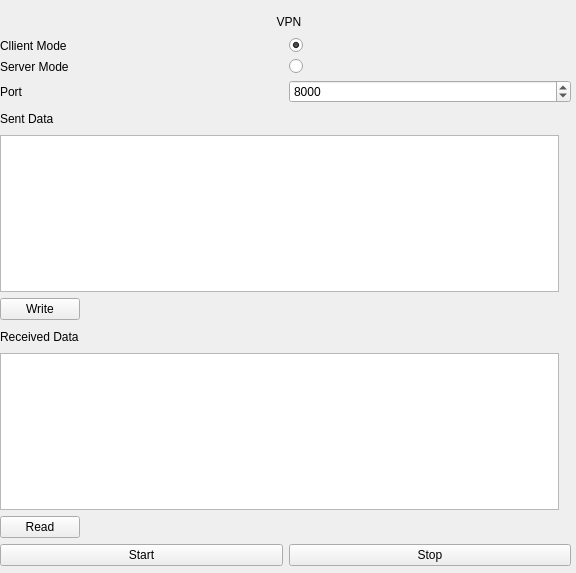
The window that VPN_UI.ui (wellincall/412-Assignment3) describes before a commit, drawn with Qt 5.
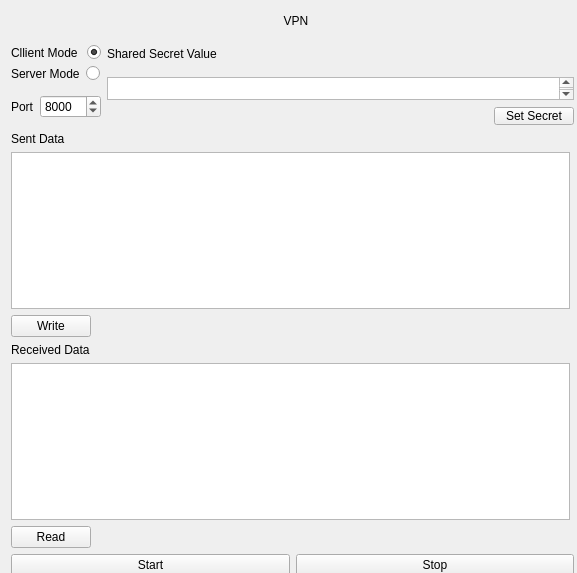
The same window after the commit.

What changed in the file:
```diff
--- a/VPN_UI.ui
+++ b/VPN_UI.ui
@@ -6,7 +6,7 @@
    <rect>
     <x>0</x>
     <y>0</y>
-    <width>576</width>
+    <width>577</width>
     <height>573</height>
    </rect>
   </property>
@@ -16,13 +16,13 @@
   <widget class="QWidget" name="">
    <property name="geometry">
     <rect>
-     <x>0</x>
+     <x>11</x>
      <y>11</y>
-     <width>571</width>
-     <height>555</height>
+     <width>563</width>
+     <height>565</height>
     </rect>
    </property>
-   <layout class="QVBoxLayout" name="verticalLayout">
+   <layout class="QVBoxLayout" name="verticalLayout_6">
     <item>
      <layout class="QHBoxLayout" name="horizontalLayout_3">
       <item>
@@ -61,6 +61,8 @@
      </layout>
     </item>
     <item>
+     <layout class="QHBoxLayout" name="horizontalLayout_9">
+      <item>
      <layout class="QVBoxLayout" name="verticalLayout_3">
       <item>
        <layout class="QVBoxLayout" name="verticalLayout_2">
@@ -129,6 +131,67 @@
      </layout>
     </item>
     <item>
+       <layout class="QVBoxLayout" name="verticalLayout">
+        <item>
+         <widget class="QLabel" name="label_2">
+          <property name="text">
+           <string>Shared Secret Value</string>
+          </property>
+         </widget>
+        </item>
+        <item>
+         <widget class="QTextEdit" name="shared_text">
+          <property name="minimumSize">
+           <size>
+            <width>250</width>
+            <height>20</height>
+           </size>
+          </property>
+          <property name="maximumSize">
+           <size>
+            <width>469</width>
+            <height>23</height>
+           </size>
+          </property>
+         </widget>
+        </item>
+        <item>
+         <layout class="QHBoxLayout" name="horizontalLayout_8">
+          <item>
+           <spacer name="horizontalSpacer_5">
+            <property name="orientation">
+             <enum>Qt::Horizontal</enum>
+            </property>
+            <property name="sizeHint" stdset="0">
+             <size>
+              <width>40</width>
+              <height>20</height>
+             </size>
+            </property>
+           </spacer>
+          </item>
+          <item>
+           <widget class="QPushButton" name="secret_btn">
+            <property name="maximumSize">
+             <size>
+              <width>16777215</width>
+              <height>18</height>
+             </size>
+            </property>
+            <property name="text">
+             <string>Set Secret</string>
+            </property>
+           </widget>
+          </item>
+         </layout>
+        </item>
+       </layout>
+      </item>
+     </layout>
+    </item>
+    <item>
+     <layout class="QVBoxLayout" name="verticalLayout_4">
+      <item>
      <widget class="QLabel" name="label_6">
       <property name="text">
        <string>Sent Data</string>
@@ -151,6 +214,8 @@
       </property>
      </widget>
     </item>
+     </layout>
+    </item>
     <item>
      <layout class="QHBoxLayout" name="horizontalLayout_2">
       <item>
@@ -176,6 +241,8 @@
      </layout>
     </item>
     <item>
+     <layout class="QVBoxLayout" name="verticalLayout_5">
+      <item>
      <widget class="QLabel" name="label_7">
       <property name="text">
        <string>Received Data</string>
@@ -197,6 +264,8 @@
        </size>
       </property>
      </widget>
+      </item>
+     </layout>
     </item>
     <item>
      <layout class="QHBoxLayout" name="horizontalLayout_7">
```
Lines whose indentation alone changed are shown as unchanged.
